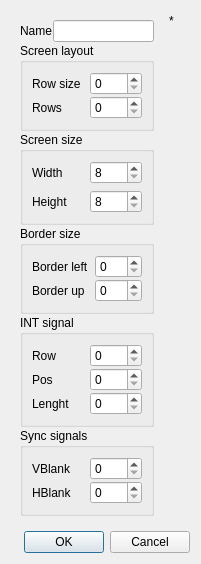
Qt form ui/layedit.ui (samstyle/Xpeccy) before a commit.
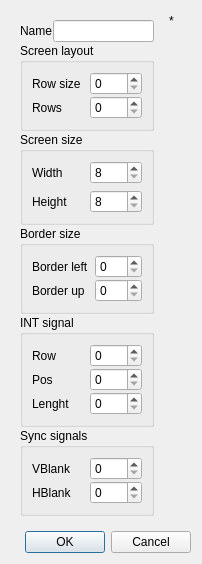
The same form after that commit. Icons and pictures are not drawn.

Diff of the .ui file:
```diff
--- a/ui/layedit.ui
+++ b/ui/layedit.ui
@@ -6,8 +6,8 @@
    <rect>
     <x>0</x>
     <y>0</y>
-    <width>199</width>
-    <height>507</height>
+    <width>202</width>
+    <height>546</height>
    </rect>
   </property>
   <property name="windowTitle">
```
Left out of the diff: 3 changed lines with no effect on the pictures.
